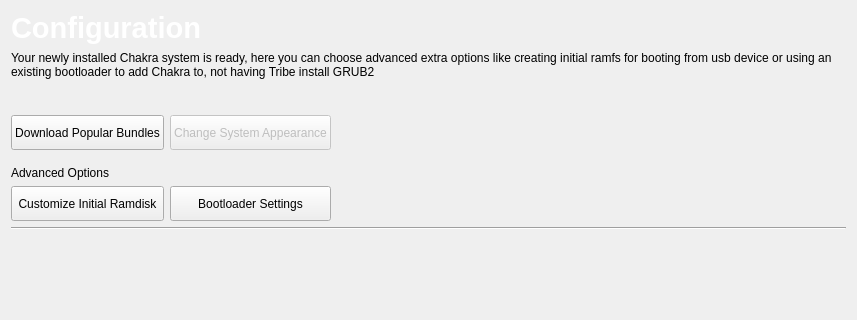
This is ui/pages/config.ui in abveritas/Tribe as Qt 5 draws it before an edit; both pictures show x 0 to 857 and y 0 to 320 of the 857 by 747 pixel window. The edited form follows.
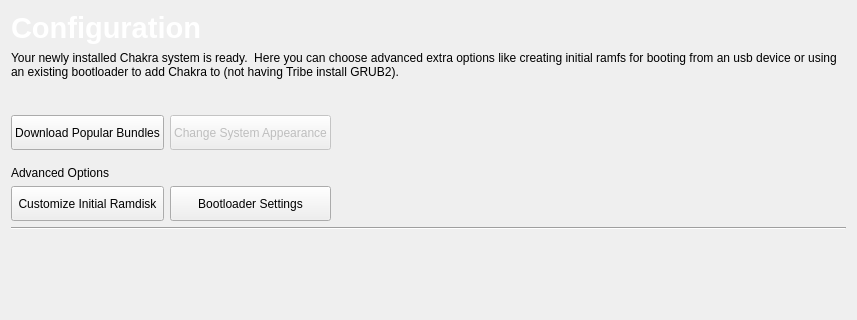
This is the edited form. Custom widgets are drawn as their Qt base class.

Commit message: text corrections in ui

What changed in the file:
```diff
--- a/ui/pages/config.ui
+++ b/ui/pages/config.ui
@@ -937,7 +937,7 @@
    <item row="1" column="0">
     <widget class="QLabel" name="label_2">
      <property name="text">
-      <string>Your newly installed Chakra system is ready, here you can choose advanced extra options like creating initial ramfs for booting from usb device or using an existing bootloader to add Chakra to, not having Tribe install GRUB2 </string>
+      <string>Your newly installed Chakra system is ready.  Here you can choose advanced extra options like creating initial ramfs for booting from an usb device or using an existing bootloader to add Chakra to (not having Tribe install GRUB2). </string>
      </property>
      <property name="wordWrap">
       <bool>true</bool>
```
The commit also changes 2 other files.
